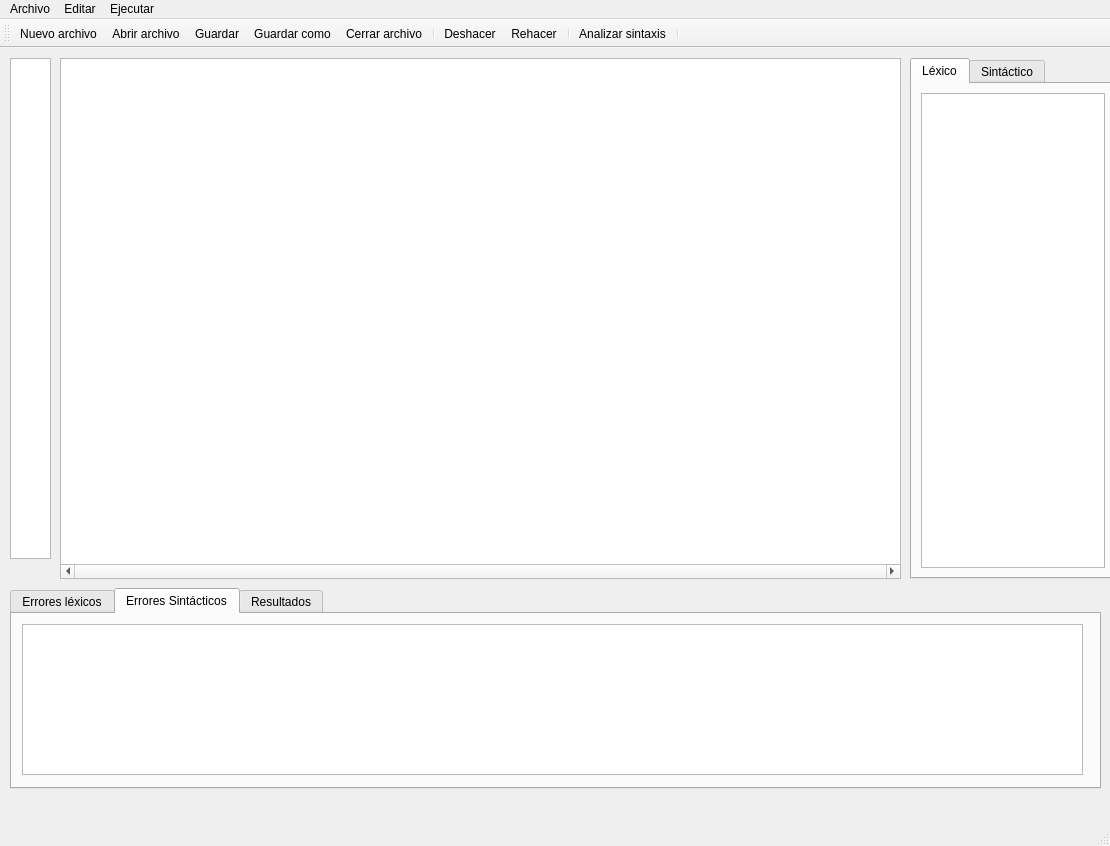
The window that main.ui (erickgwav/ProyectoCompilador) describes before a commit, drawn with Qt 5.
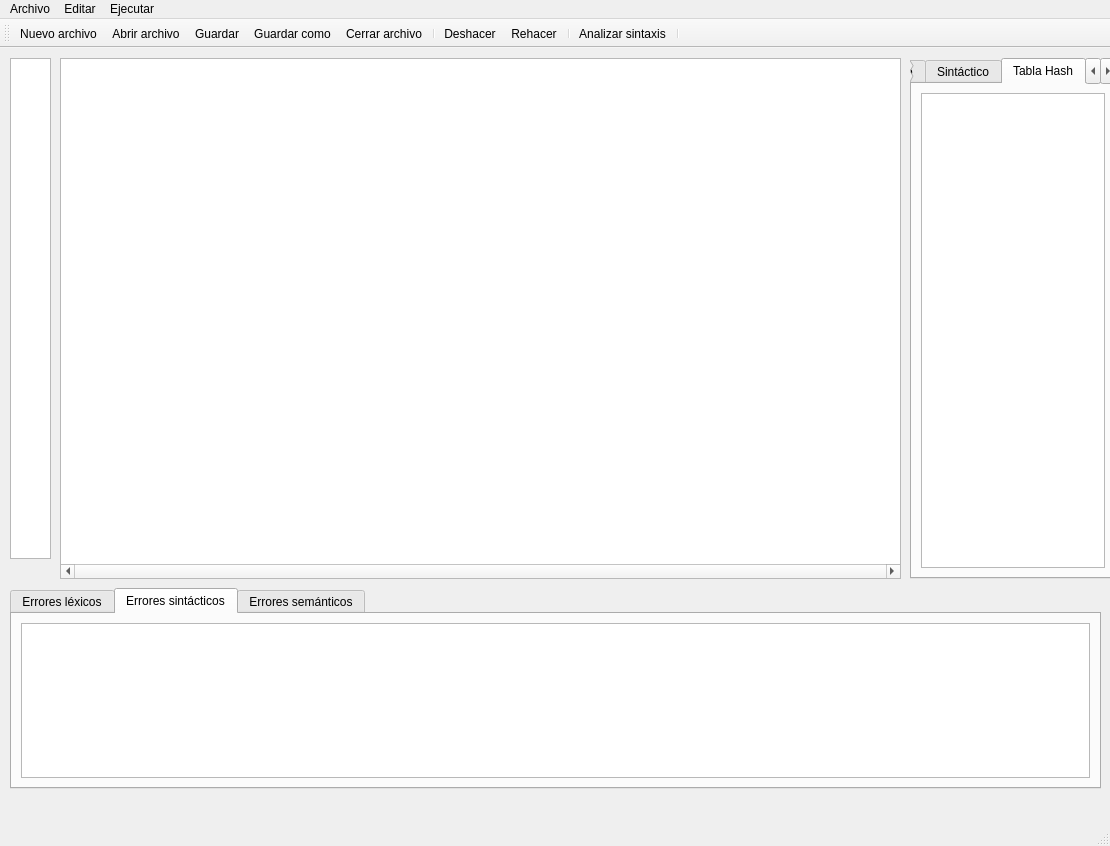
The same window after the commit. The open tabs and pages were chosen to show the change. Icons and pictures are not drawn.

What changed in the file:
```diff
--- a/main.ui
+++ b/main.ui
@@ -48,22 +48,24 @@
     </widget>
     <widget class="QWidget" name="tabErrorSintactico">
      <attribute name="title">
-      <string>Errores Sintácticos</string>
+      <string>Errores sintácticos</string>
      </attribute>
-     <widget class="QTextEdit" name="txtErroresSint">
-      <property name="geometry">
-       <rect>
-        <x>10</x>
-        <y>10</y>
-        <width>1061</width>
-        <height>151</height>
-       </rect>
-      </property>
-     </widget>
+     <layout class="QVBoxLayout" name="verticalLayout_4">
+      <item>
+       <widget class="QPlainTextEdit" name="txtErroresSint">
+        <property name="readOnly">
+         <bool>true</bool>
+        </property>
+        <property name="plainText">
+         <string/>
+        </property>
+       </widget>
+      </item>
+     </layout>
     </widget>
     <widget class="QWidget" name="tabResultados">
      <attribute name="title">
-      <string>Resultados</string>
+      <string>Errores semánticos</string>
      </attribute>
     </widget>
    </widget>
@@ -77,7 +79,7 @@
      </rect>
     </property>
     <property name="currentIndex">
-     <number>0</number>
+     <number>2</number>
     </property>
     <widget class="QWidget" name="tabLexico">
      <attribute name="title">
@@ -107,8 +109,44 @@
       <item>
        <widget class="QTreeView" name="txtSintactico">
         <property name="styleSheet">
-         <string notr="true">background-color: rgb(255, 255, 255);
-border-color: rgb(238, 238, 238);</string>
+         <string notr="true">background-color: rgb(255, 255, 255);border-color: rgb(238, 238, 238);</string>
+        </property>
+        <property name="editTriggers">
+         <set>QAbstractItemView::NoEditTriggers</set>
+        </property>
+       </widget>
+      </item>
+     </layout>
+    </widget>
+    <widget class="QWidget" name="tabHash">
+     <attribute name="title">
+      <string>Tabla Hash</string>
+     </attribute>
+     <layout class="QVBoxLayout" name="verticalLayout">
+      <item>
+       <widget class="QTextEdit" name="txtHash">
+        <property name="styleSheet">
+         <string notr="true">border-color: rgb(232, 232, 232);</string>
+        </property>
+        <property name="lineWrapMode">
+         <enum>QTextEdit::WidgetWidth</enum>
+        </property>
+        <property name="readOnly">
+         <bool>true</bool>
+        </property>
+       </widget>
+      </item>
+     </layout>
+    </widget>
+    <widget class="QWidget" name="tabSemantico">
+     <attribute name="title">
+      <string>Semántico</string>
+     </attribute>
+     <layout class="QVBoxLayout" name="verticalLayout">
+      <item>
+       <widget class="QTreeView" name="txtSemantico">
+        <property name="styleSheet">
+         <string notr="true">background-color: rgb(255, 255, 255); border-color: rgb(238, 238, 238);</string>
         </property>
         <property name="editTriggers">
          <set>QAbstractItemView::NoEditTriggers</set>
```
Left out of the diff: 16 changed lines with no effect on the pictures.
